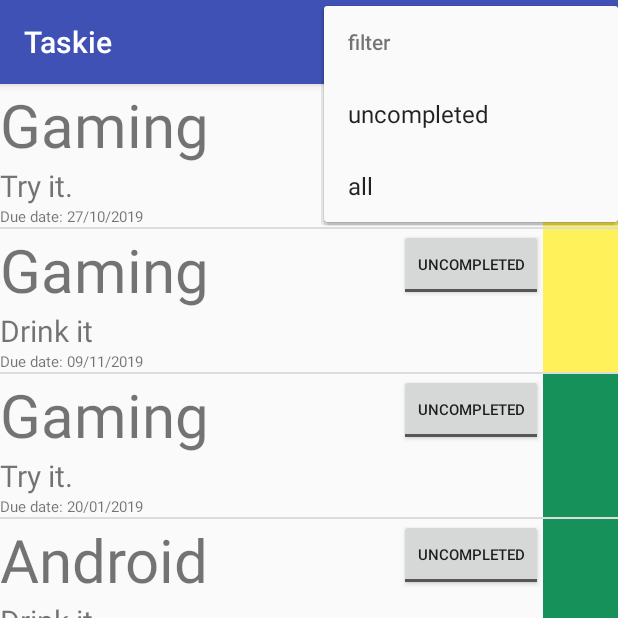
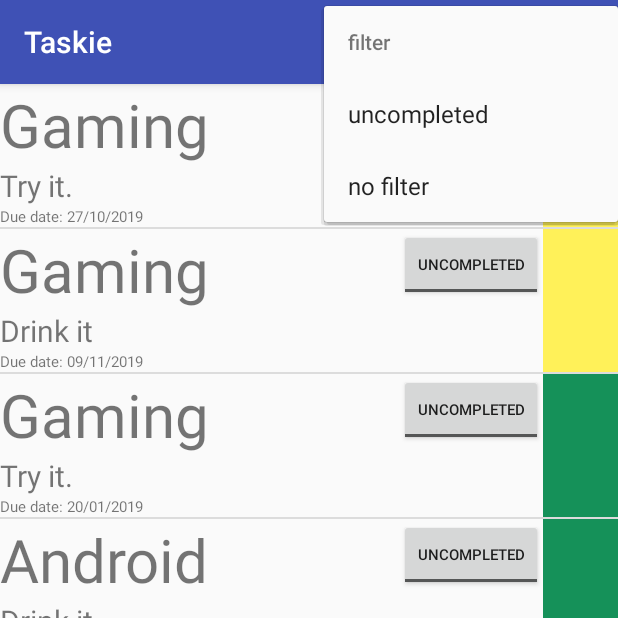
Before and after one commit to TeaUmily/ADAhomework_28.4., an Android app: the screen it shows after launch (TasksActivity), in the options menu, after a tap on "filter", on a phone screen of 412 x 824 dp, the top half of it. Run offline under Robolectric (Android 15) with nearby library versions, the phone set to English and light mode, and no system bars; our stand-ins replace ButterKnife.

Commit message:
Update strings.xml

```diff
--- a/app/src/main/res/values/strings.xml
+++ b/app/src/main/res/values/strings.xml
@@ -15,5 +15,5 @@
     <string name="high_priority_first">High priority first</string>
     <string name="low_priority_first">Low priority first</string>
     <string name="uncompleted">uncompleted</string>
-    <string name="all">all</string>
+    <string name="all">no filter</string>
 </resources>
```
